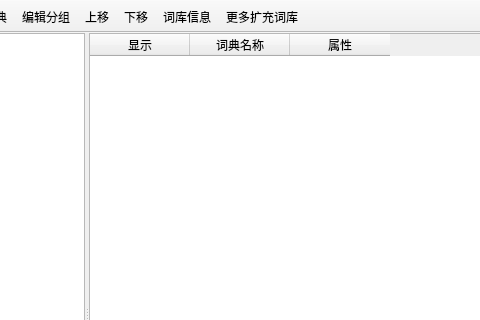
Old version of the form dictmanagerwindow.ui in the repository eudic/eudic_win32_localize; both pictures show x 115 to 595 and y 0 to 320 of the 712 by 599 pixel window.
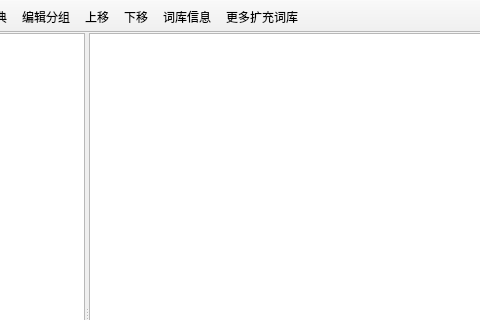
New version of the form. Icons and pictures are not drawn. Custom widgets are drawn as their Qt base class.

What changed in the file:
```diff
--- a/dictmanagerwindow.ui
+++ b/dictmanagerwindow.ui
@@ -74,12 +74,7 @@
         </property>
        </column>
       </widget>
-      <widget class="QTableWidget" name="listDict">
-       <property name="font">
-        <font>
-         <pointsize>9</pointsize>
-        </font>
-       </property>
+      <widget class="DictManagerTableView" name="listDict">
        <property name="contextMenuPolicy">
         <enum>Qt::CustomContextMenu</enum>
        </property>
@@ -107,21 +102,12 @@
        <property name="selectionBehavior">
         <enum>QAbstractItemView::SelectRows</enum>
        </property>
-       <column>
-        <property name="text">
-         <string>显示</string>
-        </property>
-       </column>
-       <column>
-        <property name="text">
-         <string>词典名称</string>
-        </property>
-       </column>
-       <column>
-        <property name="text">
-         <string>属性</string>
-        </property>
-       </column>
+       <attribute name="horizontalHeaderStretchLastSection">
+        <bool>true</bool>
+       </attribute>
+       <attribute name="verticalHeaderCascadingSectionResizes">
+        <bool>true</bool>
+       </attribute>
       </widget>
      </widget>
     </item>
@@ -227,8 +213,18 @@
    </property>
   </action>
  </widget>
- <resources>
-  <include location="mainwindow.qrc"/>
- </resources>
+ <customwidgets>
+  <customwidget>
+   <class>EUMainToolBar</class>
+   <extends>QToolBar</extends>
+   <header location="global">customclassstyle.h</header>
+  </customwidget>
+  <customwidget>
+   <class>DictManagerTableView</class>
+   <extends>QTableView</extends>
+   <header location="global">dictmanagerwindow.h</header>
+  </customwidget>
+ </customwidgets>
+ <resources/>
  <connections/>
 </ui>
```
Left out of the diff: 34 changed lines with no effect on the pictures.
